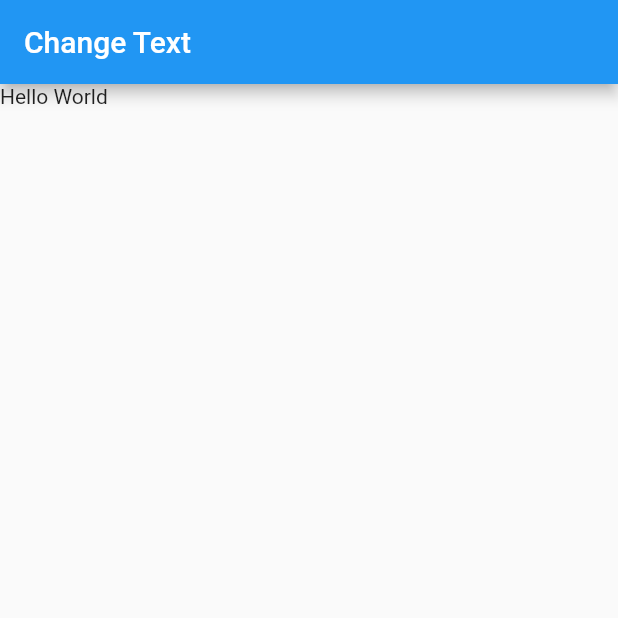
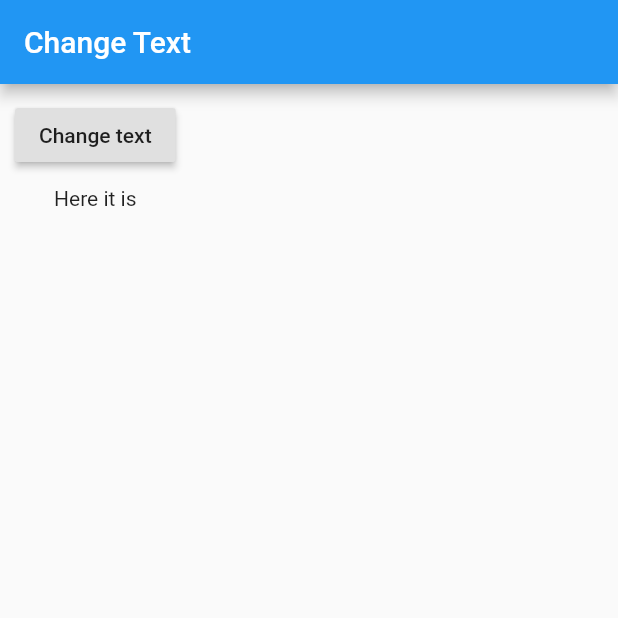
Before and after one commit to jmpainter/change_text, a Flutter app: the screen it shows after launch, on a phone screen of 412 x 824 dp, the top half of it. Run offline on Flutter 3.47's test engine with Material 2 defaults, Android fonts, the phone set to English and light mode, and no system bars.

Commit message:
added button to text_control

```diff
--- a/lib/text_control.dart
+++ b/lib/text_control.dart
@@ -12,6 +12,17 @@ class _TextControlState extends State<TextControl> {
 
   @override
   Widget build(BuildContext context) {
-    return Text(text);
+    return Column(
+      children: [
+        Container(
+          margin: EdgeInsets.all(10.0),
+          child: RaisedButton(
+            onPressed: () {},
+            child: Text('Change text'),
+          ),
+        ),
+        Text('Here it is'),
+      ],
+    );
   }
 }
```
